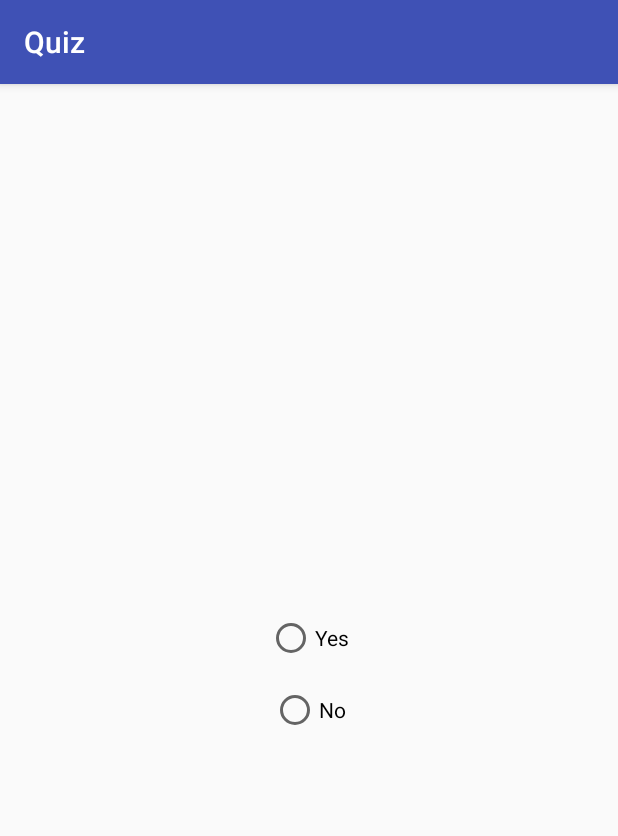
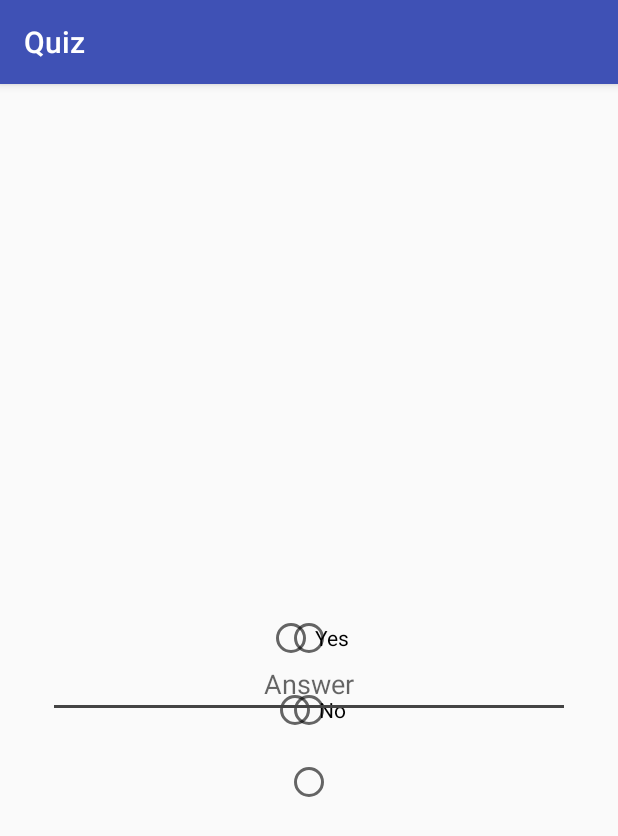
Before and after one commit to MaciejCmiel/Quiz-App, an Android app: the QuizActivity screen opened directly, with no data from a screen before it, on a phone screen of 412 x 824 dp. Shown: the top 836 px of the screen. Run offline under Robolectric (Android 15) with nearby library versions, the phone set to English and light mode, and no system bars.

Commit message:
Add "single answer" and "fill in" layout

```diff
--- a/app/src/main/res/layout/activity_quiz.xml
+++ b/app/src/main/res/layout/activity_quiz.xml
@@ -16,15 +16,47 @@
         android:textColor="@android:color/black"
         tools:text="Question: Why the sky is blue?" />
 
+    <RelativeLayout
+        android:layout_width="match_parent"
+        android:layout_height="0dp"
+        android:layout_weight="3">
+
+        <RadioGroup
+            android:id="@+id/single_choice_option"
+            android:layout_width="match_parent"
+            android:layout_height="match_parent"
+            android:orientation="vertical">
+
+            <RadioButton
+                android:id="@+id/first_answer"
+                android:layout_width="wrap_content"
+                android:layout_height="wrap_content"
+                android:layout_gravity="center"
+                android:layout_margin="8dp" />
+
+            <RadioButton
+                android:id="@+id/second_answer"
+                android:layout_width="wrap_content"
+                android:layout_height="wrap_content"
+                android:layout_gravity="center"
+                android:layout_margin="8dp" />
+            <RadioButton
+                android:id="@+id/third_answer"
+                android:layout_width="wrap_content"
+                android:layout_height="wrap_content"
+                android:layout_gravity="center"
+                android:layout_margin="8dp" />
+
+        </RadioGroup>
+
         <RadioGroup
             android:id="@+id/true_false_option"
             android:layout_width="match_parent"
-        android:layout_height="0dp"
-        android:layout_weight="3"
+            android:layout_height="match_parent"
             android:orientation="vertical">
 
-
             <RadioButton
+                android:id="@+id/radio_button_yes"
                 android:layout_width="wrap_content"
                 android:layout_height="wrap_content"
                 android:layout_gravity="center"
@@ -32,11 +64,26 @@
                 android:text="Yes" />
 
             <RadioButton
-            android:id="@+id/radioButton"
+                android:id="@+id/radio_button_no"
                 android:layout_width="wrap_content"
                 android:layout_height="wrap_content"
                 android:layout_gravity="center"
                 android:layout_margin="8dp"
                 android:text="No" />
+
         </RadioGroup>
+
+        <EditText
+            android:id="@+id/fill_in_option"
+            android:layout_width="match_parent"
+            android:layout_height="wrap_content"
+            android:layout_margin="32dp"
+            android:hint="Answer"
+            android:inputType="text"
+            android:textAlignment="center"/>
+
+    </RelativeLayout>
+
+
+
 </LinearLayout>
--- a/app/src/main/res/values/colors.xml
+++ b/app/src/main/res/values/colors.xml
@@ -2,5 +2,5 @@
 <resources>
     <color name="colorPrimary">#3F51B5</color>
     <color name="colorPrimaryDark">#303F9F</color>
-    <color name="colorAccent">#FF4081</color>
+    <color name="colorAccent">#444444</color>
 </resources>
```
Lines whose indentation alone changed are shown as unchanged.
